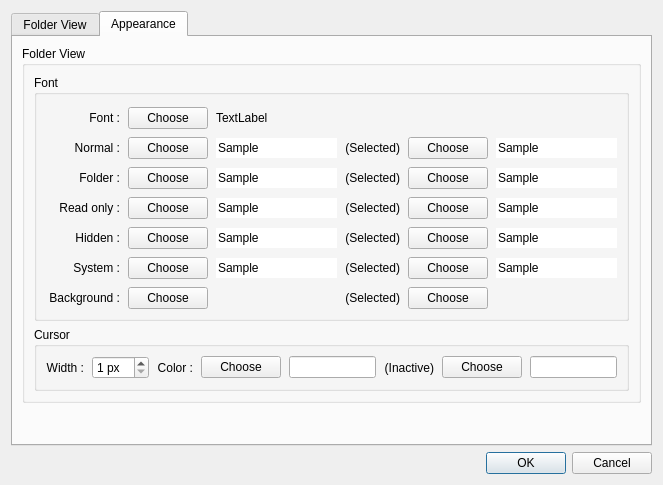
This is optiondialog.ui in haraki/farman as Qt 5 draws it before an edit. The edited form follows.
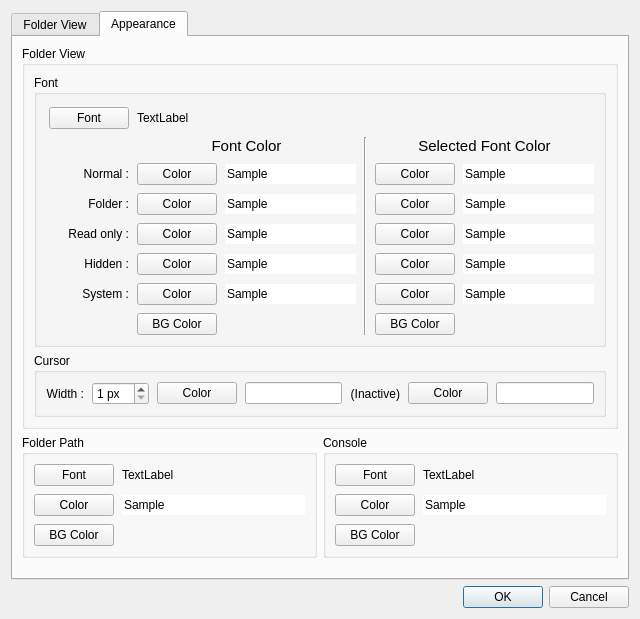
This is the edited form. The open tabs and pages were chosen to show the change.

Commit message: add FolderPath & Console option.

What changed in the file:
```diff
--- a/optiondialog.ui
+++ b/optiondialog.ui
@@ -6,8 +6,8 @@
    <rect>
     <x>0</x>
     <y>0</y>
-    <width>663</width>
-    <height>485</height>
+    <width>640</width>
+    <height>619</height>
    </rect>
   </property>
   <property name="windowTitle">
@@ -349,8 +349,64 @@
       <attribute name="title">
        <string>Appearance</string>
       </attribute>
-      <layout class="QVBoxLayout" name="verticalLayout_4">
-       <item>
+      <layout class="QGridLayout" name="gridLayout_13" columnstretch="1,1">
+       <item row="2" column="1">
+        <widget class="QGroupBox" name="appearanceConsoleGroupBox">
+         <property name="title">
+          <string>Console</string>
+         </property>
+         <layout class="QGridLayout" name="gridLayout_14">
+          <property name="spacing">
+           <number>8</number>
+          </property>
+          <item row="0" column="0">
+           <widget class="QPushButton" name="appearanceConsoleChooseFontPushButton">
+            <property name="text">
+             <string>Font</string>
+            </property>
+           </widget>
+          </item>
+          <item row="0" column="1">
+           <widget class="QLabel" name="appearanceConsoleFontLabel">
+            <property name="text">
+             <string>TextLabel</string>
+            </property>
+           </widget>
+          </item>
+          <item row="1" column="0">
+           <widget class="QPushButton" name="appearanceConsoleChooseColorPushButton">
+            <property name="text">
+             <string>Color</string>
+            </property>
+           </widget>
+          </item>
+          <item row="1" column="1">
+           <widget class="QLineEdit" name="appearanceConsoleLineEdit">
+            <property name="focusPolicy">
+             <enum>Qt::NoFocus</enum>
+            </property>
+            <property name="text">
+             <string>Sample</string>
+            </property>
+            <property name="frame">
+             <bool>false</bool>
+            </property>
+            <property name="readOnly">
+             <bool>true</bool>
+            </property>
+           </widget>
+          </item>
+          <item row="2" column="0">
+           <widget class="QPushButton" name="appearanceConsoleChooseBGColorPushButton">
+            <property name="text">
+             <string>BG Color</string>
+            </property>
+           </widget>
+          </item>
+         </layout>
+        </widget>
+       </item>
+       <item row="0" column="0" colspan="2">
         <widget class="QGroupBox" name="appearanceFolderViewGroupBox">
          <property name="title">
           <string>Folder View</string>
@@ -361,7 +417,7 @@
             <property name="title">
              <string>Font</string>
             </property>
-            <layout class="QGridLayout" name="gridLayout_2">
+            <layout class="QGridLayout" name="gridLayout_2" columnminimumwidth="0,0,0,0,0,0">
              <property name="leftMargin">
               <number>12</number>
              </property>
@@ -371,48 +427,28 @@
              <property name="spacing">
               <number>8</number>
              </property>
-             <item row="4" column="1">
+             <item row="5" column="1">
               <widget class="QPushButton" name="appearanceFolderViewChooseHiddenColorPushButton">
                <property name="text">
-                <string>Choose</string>
+                <string>Color</string>
                </property>
               </widget>
              </item>
-             <item row="2" column="4">
+             <item row="3" column="4">
               <widget class="QPushButton" name="appearanceFolderViewChooseFolderSelectedColorPushButton">
                <property name="text">
-                <string>Choose</string>
+                <string>Color</string>
                </property>
               </widget>
              </item>
-             <item row="3" column="1">
+             <item row="4" column="1">
               <widget class="QPushButton" name="appearanceFolderViewChooseReadOnlyColorPushButton">
                <property name="text">
-                <string>Choose</string>
+                <string>Color</string>
                </property>
               </widget>
              </item>
-             <item row="6" column="3">
-              <widget class="QLabel" name="appearanceFolderViewBGSelectedColorLabel">
-               <property name="text">
-                <string>(Selected)</string>
-               </property>
-               <property name="alignment">
-                <set>Qt::AlignRight|Qt::AlignTrailing|Qt::AlignVCenter</set>
-               </property>
-              </widget>
-             </item>
-             <item row="6" column="0">
-              <widget class="QLabel" name="appearanceFolderViewBGColorLabel">
-               <property name="text">
-                <string>Background :</string>
-               </property>
-               <property name="alignment">
-                <set>Qt::AlignRight|Qt::AlignTrailing|Qt::AlignVCenter</set>
-               </property>
-              </widget>
-             </item>
-             <item row="3" column="5">
+             <item row="4" column="5">
               <widget class="QLineEdit" name="appearanceFolderViewReadOnlySelectedLineEdit">
                <property name="focusPolicy">
                 <enum>Qt::NoFocus</enum>
@@ -428,7 +464,7 @@
                </property>
               </widget>
              </item>
-             <item row="2" column="0">
+             <item row="3" column="0">
               <widget class="QLabel" name="appearanceFolderViewFolderLabel">
                <property name="text">
                 <string>Folder :</string>
@@ -438,24 +474,14 @@
                </property>
               </widget>
              </item>
-             <item row="1" column="3">
-              <widget class="QLabel" name="appearanceFolderViewNormalSelectedLabel">
-               <property name="text">
-                <string>(Selected)</string>
-               </property>
-               <property name="alignment">
-                <set>Qt::AlignRight|Qt::AlignTrailing|Qt::AlignVCenter</set>
-               </property>
-              </widget>
-             </item>
-             <item row="5" column="4">
+             <item row="6" column="4">
               <widget class="QPushButton" name="appearanceFolderViewChooseSystemSelectedColorPushButton">
                <property name="text">
-                <string>Choose</string>
+                <string>Color</string>
                </property>
               </widget>
              </item>
-             <item row="5" column="0">
+             <item row="6" column="0">
               <widget class="QLabel" name="appearanceFolderViewSystemLabel">
                <property name="text">
                 <string>System :</string>
@@ -465,24 +491,21 @@
                </property>
               </widget>
              </item>
-             <item row="2" column="3">
-              <widget class="QLabel" name="appearanceFolderViewFolderSelectedLabel">
-               <property name="text">
-                <string>(Selected)</string>
-               </property>
-               <property name="alignment">
-                <set>Qt::AlignRight|Qt::AlignTrailing|Qt::AlignVCenter</set>
-               </property>
-              </widget>
-             </item>
-             <item row="5" column="1">
+             <item row="6" column="1">
               <widget class="QPushButton" name="appearanceFolderViewChooseSystemColorPushButton">
                <property name="text">
-                <string>Choose</string>
+                <string>Color</string>
                </property>
               </widget>
              </item>
-             <item row="2" column="2">
+             <item row="0" column="1" colspan="2">
+              <widget class="QLabel" name="appearanceFolderViewFontLabel">
+               <property name="text">
+                <string>TextLabel</string>
+               </property>
+              </widget>
+             </item>
+             <item row="3" column="2">
               <widget class="QLineEdit" name="appearanceFolderViewFolderLineEdit">
                <property name="focusPolicy">
                 <enum>Qt::NoFocus</enum>
@@ -498,7 +521,7 @@
                </property>
               </widget>
              </item>
-             <item row="3" column="0">
+             <item row="4" column="0">
               <widget class="QLabel" name="appearanceFolderViewReadOnlyLabel">
                <property name="text">
                 <string>Read only :</string>
@@ -508,52 +531,35 @@
                </property>
               </widget>
              </item>
-             <item row="2" column="1">
+             <item row="3" column="1">
               <widget class="QPushButton" name="appearanceFolderViewChooseFolderColorPushButton">
                <property name="text">
-                <string>Choose</string>
+                <string>Color</string>
                </property>
               </widget>
              </item>
-             <item row="4" column="4">
+             <item row="5" column="4">
               <widget class="QPushButton" name="appearanceFolderViewChooseHiddenSelectedColorPushButton">
                <property name="text">
-                <string>Choose</string>
+                <string>Color</string>
                </property>
               </widget>
              </item>
-             <item row="4" column="3">
-              <widget class="QLabel" name="appearanceFolderViewHiddenSelectedLabel">
-               <property name="text">
-                <string>(Selected)</string>
-               </property>
-               <property name="alignment">
-                <set>Qt::AlignRight|Qt::AlignTrailing|Qt::AlignVCenter</set>
-               </property>
-              </widget>
-             </item>
-             <item row="0" column="1">
-              <widget class="QPushButton" name="appearanceFolderViewChooseFontPushButton">
-               <property name="text">
-                <string>Choose</string>
-               </property>
-              </widget>
-             </item>
-             <item row="3" column="4">
+             <item row="4" column="4">
               <widget class="QPushButton" name="appearanceFolderViewChooseReadOnlySelectedColorPushButton">
                <property name="text">
-                <string>Choose</string>
+                <string>Color</string>
                </property>
               </widget>
              </item>
-             <item row="1" column="1">
+             <item row="2" column="1">
               <widget class="QPushButton" name="appearanceFolderViewChooseNormalColorPushButton">
                <property name="text">
-                <string>Choose</string>
+                <string>Color</string>
                </property>
               </widget>
              </item>
-             <item row="4" column="0">
+             <item row="5" column="0">
               <widget class="QLabel" name="appearanceFolderViewHiddenLabel">
                <property name="text">
                 <string>Hidden :</string>
@@ -563,7 +569,7 @@
                </property>
               </widget>
              </item>
-             <item row="2" column="5">
+             <item row="3" column="5">
               <widget class="QLineEdit" name="appearanceFolderViewFolderSelectedLineEdit">
                <property name="focusPolicy">
                 <enum>Qt::NoFocus</enum>
@@ -579,7 +585,7 @@
                </property>
               </widget>
              </item>
-             <item row="5" column="5">
+             <item row="6" column="5">
               <widget class="QLineEdit" name="appearanceFolderViewSystemSelectedLineEdit">
                <property name="focusPolicy">
                 <enum>Qt::NoFocus</enum>
@@ -595,17 +601,7 @@
                </property>
               </widget>
              </item>
-             <item row="5" column="3">
-              <widget class="QLabel" name="appearanceFolderViewSystemSelectedLabel">
-               <property name="text">
-                <string>(Selected)</string>
-               </property>
-               <property name="alignment">
-                <set>Qt::AlignRight|Qt::AlignTrailing|Qt::AlignVCenter</set>
-               </property>
-              </widget>
-             </item>
-             <item row="4" column="2">
+             <item row="5" column="2">
               <widget class="QLineEdit" name="appearanceFolderViewHiddenLineEdit">
                <property name="focusPolicy">
                 <enum>Qt::NoFocus</enum>
@@ -621,14 +617,14 @@
                </property>
               </widget>
              </item>
-             <item row="1" column="4">
+             <item row="2" column="4">
               <widget class="QPushButton" name="appearanceFolderViewChooseNormalSelectedColorPushButton">
                <property name="text">
-                <string>Choose</string>
+                <string>Color</string>
                </property>
               </widget>
              </item>
-             <item row="1" column="0">
+             <item row="2" column="0">
               <widget class="QLabel" name="appearanceFolderViewNormalLabel">
                <property name="text">
                 <string>Normal :</string>
@@ -638,24 +634,14 @@
                </property>
               </widget>
              </item>
-             <item row="3" column="3">
-              <widget class="QLabel" name="appearanceFolderViewReadOnlySelectedLabel">
-               <property name="text">
-                <string>(Selected)</string>
-               </property>
-               <property name="alignment">
-                <set>Qt::AlignRight|Qt::AlignTrailing|Qt::AlignVCenter</set>
-               </property>
-              </widget>
-             </item>
-             <item row="6" column="4">
+             <item row="7" column="4">
               <widget class="QPushButton" name="appearanceFolderViewChooseSelectedBGColorPushButton">
                <property name="text">
-                <string>Choose</string>
+                <string>BG Color</string>
                </property>
               </widget>
              </item>
-             <item row="1" column="5">
+             <item row="2" column="5">
               <widget class="QLineEdit" name="appearanceFolderViewNormalSelectedLineEdit">
                <property name="focusPolicy">
                 <enum>Qt::NoFocus</enum>
@@ -671,14 +657,7 @@
                </property>
               </widget>
              </item>
-             <item row="6" column="1">
-              <widget class="QPushButton" name="appearanceFolderViewChooseBGColorPushButton">
-               <property name="text">
-                <string>Choose</string>
-               </property>
-              </widget>
-             </item>
-             <item row="3" column="2">
+             <item row="4" column="2">
               <widget class="QLineEdit" name="appearanceFolderViewReadOnlyLineEdit">
                <property name="focusPolicy">
                 <enum>Qt::NoFocus</enum>
@@ -694,7 +673,7 @@
                </property>
               </widget>
              </item>
-             <item row="4" column="5">
+             <item row="5" column="5">
               <widget class="QLineEdit" name="appearanceFolderViewHiddenSelectedLineEdit">
                <property name="focusPolicy">
                 <enum>Qt::NoFocus</enum>
@@ -710,7 +689,7 @@
                </property>
               </widget>
              </item>
-             <item row="5" column="2">
+             <item row="6" column="2">
               <widget class="QLineEdit" name="appearanceFolderViewSystemLineEdit">
                <property name="focusPolicy">
                 <enum>Qt::NoFocus</enum>
@@ -726,17 +705,7 @@
                </property>
               </widget>
              </item>
-             <item row="0" column="0">
-              <widget class="QLabel" name="appearanceFolderViewFontLabel_2">
-               <property name="text">
-                <string>Font :</string>
-               </property>
-               <property name="alignment">
-                <set>Qt::AlignRight|Qt::AlignTrailing|Qt::AlignVCenter</set>
-               </property>
-              </widget>
-             </item>
-             <item row="1" column="2">
+             <item row="2" column="2">
               <widget class="QLineEdit" name="appearanceFolderViewNormalLineEdit">
                <property name="focusPolicy">
                 <enum>Qt::NoFocus</enum>
@@ -752,10 +721,54 @@
                </property>
               </widget>
              </item>
-             <item row="0" column="2" colspan="4">
-              <widget class="QLabel" name="appearanceFolderViewFontLabel">
+             <item row="1" column="1" colspan="2">
+              <widget class="QLabel" name="appearanceFolderViewFontColorLabel">
+               <property name="font">
+                <font>
+                 <pointsize>11</pointsize>
+                </font>
+               </property>
                <property name="text">
-                <string>TextLabel</string>
+                <string>Font Color</string>
+               </property>
+               <property name="alignment">
+                <set>Qt::AlignCenter</set>
+               </property>
+              </widget>
+             </item>
+             <item row="0" column="0">
+              <widget class="QPushButton" name="appearanceFolderViewChooseFontPushButton">
+               <property name="text">
+                <string>Font</string>
+               </property>
+              </widget>
+             </item>
+             <item row="1" column="4" colspan="2">
+              <widget class="QLabel" name="appearanceFolderViewSelectedFontColorLabel">
+               <property name="font">
+                <font>
+                 <pointsize>11</pointsize>
+                </font>
+               </property>
+               <property name="text">
+                <string>Selected Font Color</string>
+               </property>
+               <property name="alignment">
+                <set>Qt::AlignCenter</set>
+               </property>
+              </widget>
+             </item>
+             <item row="7" column="1">
+              <widget class="QPushButton" name="appearanceFolderViewChooseBGColorPushButton">
+               <property name="text">
+                <string>BG Color</string>
+               </property>
+              </widget>
+             </item>
+             <item row="1" column="3" rowspan="7">
+              <widget class="Line" name="line">
+               <property name="orientation">
+                <enum>Qt::Vertical</enum>
                </property>
               </widget>
              </item>
@@ -771,31 +784,21 @@
              <property name="spacing">
               <number>8</number>
              </property>
-             <item row="0" column="2">
-              <widget class="QLabel" name="appearanceFolderViewCursorColorInactiveLabel_2">
-               <property name="text">
-                <string>Color :</string>
-               </property>
-               <property name="alignment">
-                <set>Qt::AlignRight|Qt::AlignTrailing|Qt::AlignVCenter</set>
-               </property>
-              </widget>
-             </item>
-             <item row="0" column="6">
+             <item row="0" column="5">
               <widget class="QPushButton" name="appearanceFolderViewChooseCursorInactiveColorPushButton">
                <property name="text">
-                <string>Choose</string>
+                <string>Color</string>
                </property>
               </widget>
              </item>
-             <item row="0" column="3">
+             <item row="0" column="2">
               <widget class="QPushButton" name="appearanceFolderViewChooseCursorColorPushButton">
                <property name="text">
-                <string>Choose</string>
+                <string>Color</string>
                </property>
               </widget>
              </item>
-             <item row="0" column="4">
+             <item row="0" column="3">
               <widget class="QLineEdit" name="appearanceFolderViewCursorLineEdit">
                <property name="focusPolicy">
                 <enum>Qt::NoFocus</enum>
@@ -811,42 +814,6 @@
                </property>
               </widget>
              </item>
-             <item row="0" column="0">
-              <widget class="QLabel" name="appearanceFolderViewCursorWidthLabel">
-               <property name="text">
-                <string>Width :</string>
-               </property>
-               <property name="alignment">
-                <set>Qt::AlignRight|Qt::AlignTrailing|Qt::AlignVCenter</set>
-               </property>
-              </widget>
-             </item>
-             <item row="0" column="5">
-              <widget class="QLabel" name="appearanceFolderViewCursorColorInactiveLabel">
-               <property name="text">
-                <string>(Inactive)</string>
-               </property>
-               <property name="alignment">
-                <set>Qt::AlignRight|Qt::AlignTrailing|Qt::AlignVCenter</set>
-               </property>
-              </widget>
-             </item>
-             <item row="0" column="7">
-              <widget class="QLineEdit" name="appearanceFolderViewCursorInactiveLineEdit">
-               <property name="focusPolicy">
-                <enum>Qt::NoFocus</enum>
-               </property>
-               <property name="text">
-                <string/>
-               </property>
-               <property name="frame">
-                <bool>true</bool>
-               </property>
-               <property name="readOnly">
-                <bool>true</bool>
-               </property>
-              </widget>
-             </item>
              <item row="0" column="1">
               <widget class="QSpinBox" name="appearanceFolderViewCursorWidthSpinBox">
                <property name="suffix">
@@ -860,6 +827,42 @@
                </property>
               </widget>
              </item>
+             <item row="0" column="0">
+              <widget class="QLabel" name="appearanceFolderViewCursorWidthLabel">
+               <property name="text">
+                <string>Width :</string>
+               </property>
+               <property name="alignment">
+                <set>Qt::AlignRight|Qt::AlignTrailing|Qt::AlignVCenter</set>
+               </property>
+              </widget>
+             </item>
+             <item row="0" column="4">
+              <widget class="QLabel" name="appearanceFolderViewCursorColorInactiveLabel">
+               <property name="text">
+                <string>(Inactive)</string>
+               </property>
+               <property name="alignment">
+                <set>Qt::AlignRight|Qt::AlignTrailing|Qt::AlignVCenter</set>
+               </property>
+              </widget>
+             </item>
+             <item row="0" column="6">
+              <widget class="QLineEdit" name="appearanceFolderViewCursorInactiveLineEdit">
+               <property name="focusPolicy">
+                <enum>Qt::NoFocus</enum>
+               </property>
+               <property name="text">
+                <string/>
+               </property>
+               <property name="frame">
+                <bool>true</bool>
+               </property>
+               <property name="readOnly">
+                <bool>true</bool>
+               </property>
+              </widget>
+             </item>
             </layout>
            </widget>
           </item>
@@ -879,6 +882,62 @@
          </property>
         </spacer>
        </item>
+       <item row="2" column="0">
+        <widget class="QGroupBox" name="appearanceFolderPathGroupBox">
+         <property name="title">
+          <string>Folder Path</string>
+         </property>
+         <layout class="QGridLayout" name="gridLayout_12">
+          <property name="spacing">
+           <number>8</number>
+          </property>
+          <item row="0" column="0">
+           <widget class="QPushButton" name="appearanceFolderPathChooseFontPushButton">
+            <property name="text">
+             <string>Font</string>
+            </property>
+           </widget>
+          </item>
+          <item row="0" column="1">
+           <widget class="QLabel" name="appearanceFolderPathFontLabel">
+            <property name="text">
+             <string>TextLabel</string>
+            </property>
+           </widget>
+          </item>
+          <item row="1" column="0">
+           <widget class="QPushButton" name="appearanceFolderPathChooseColorPushButton">
+            <property name="text">
+             <string>Color</string>
+            </property>
+           </widget>
+          </item>
+          <item row="1" column="1">
+           <widget class="QLineEdit" name="appearanceFolderPathLineEdit">
+            <property name="focusPolicy">
+             <enum>Qt::NoFocus</enum>
+            </property>
+            <property name="text">
+             <string>Sample</string>
+            </property>
+            <property name="frame">
+             <bool>false</bool>
+            </property>
+            <property name="readOnly">
+             <bool>true</bool>
+            </property>
+           </widget>
+          </item>
+          <item row="2" column="0">
+           <widget class="QPushButton" name="appearanceFolderPathChooseBGColorPushButton">
+            <property name="text">
+             <string>BG Color</string>
+            </property>
+           </widget>
+          </item>
+         </layout>
+        </widget>
+       </item>
       </layout>
      </widget>
     </widget>
```
Left out of the diff: 15 changed lines with no effect on the pictures.
